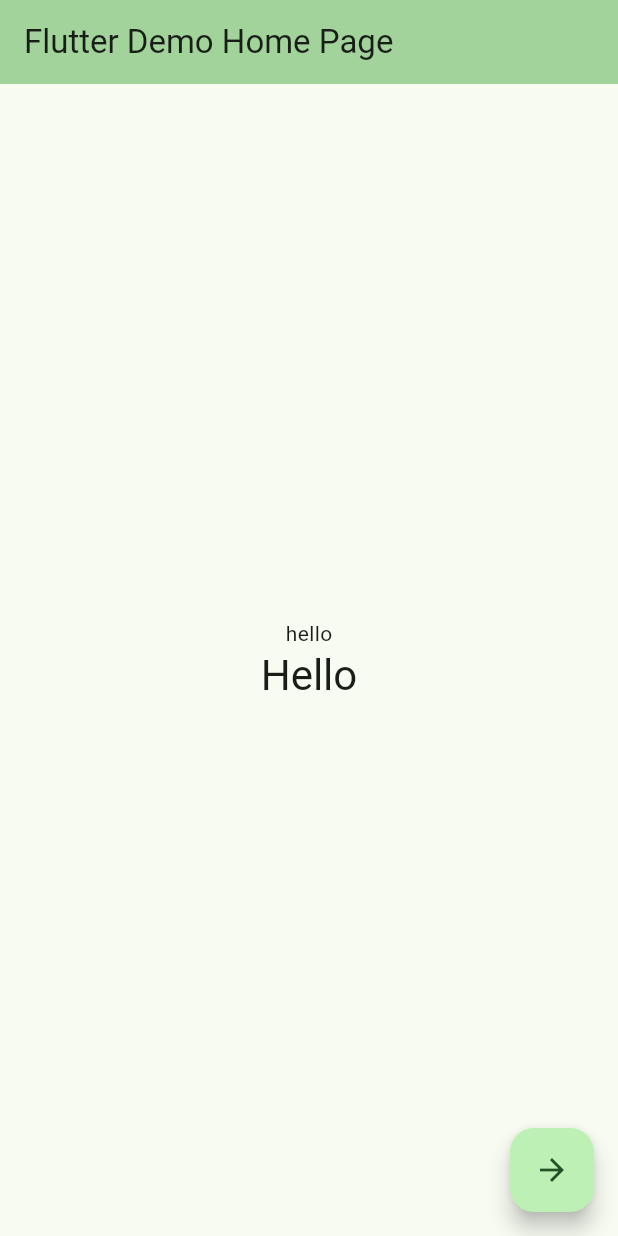
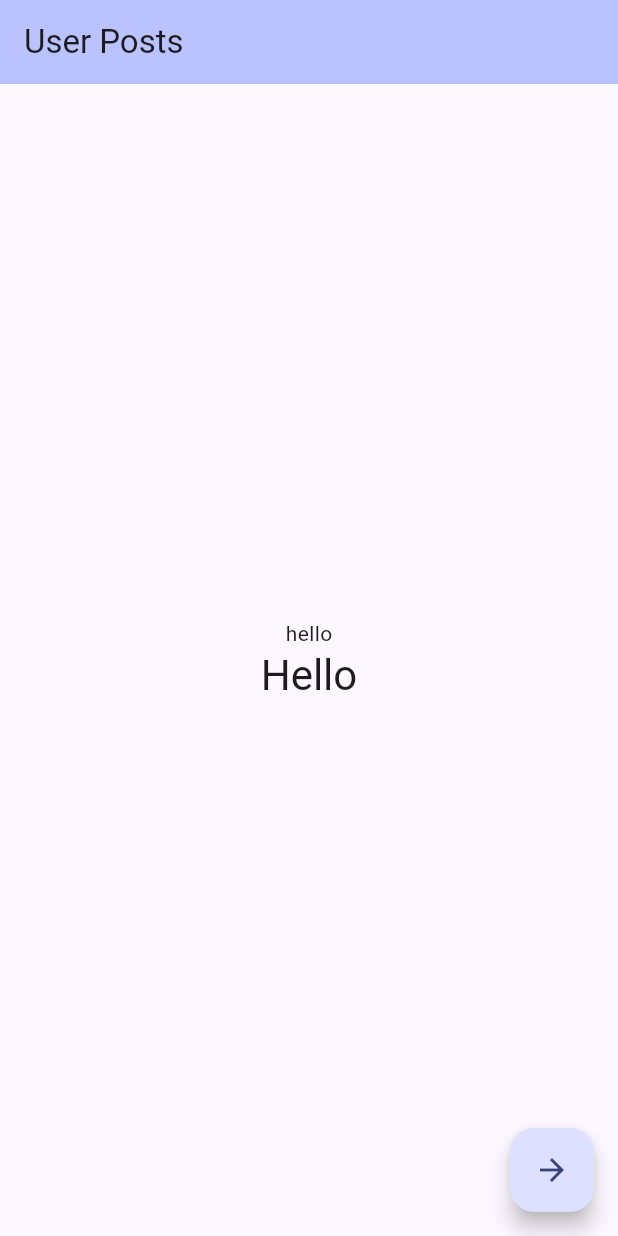
Before and after one commit to joel021/user_crud_flutter, a Flutter app: the screen it shows after launch, on a phone screen of 412 x 824 dp. Run offline on Flutter 3.47's test engine with Material 3 defaults, Android fonts, the phone set to English and light mode, and no system bars.

Commit message:
add simple list of Posts

```diff
--- /dev/null
+++ b/lib/components/colors.dart
@@ -0,0 +1,9 @@
+import 'package:flutter/material.dart';
+
+Color primaryBlue() {
+  return const Color.fromARGB(255, 0, 60, 255);
+}
+
+Color secundaryBlue() {
+  return const Color.fromARGB(255, 60, 106, 255);
+}
--- a/lib/config/routes.dart
+++ b/lib/config/routes.dart
@@ -0,0 +1,5 @@
+class Routes {
+  static const String LIST_POSTS = "/LIST_POSTS";
+  static const String ADD_POST = "/ADD_POST";
+  static const String ADD_COMMENT = "/ADD_COMMENT";
+}
--- a/lib/main.dart
+++ b/lib/main.dart
@@ -1,5 +1,9 @@
 import 'package:flutter/material.dart';
-import 'package:user_crud_flutter/main_page_widget.dart';
+import 'package:provider/provider.dart';
+import 'package:user_crud_flutter/components/colors.dart';
+import 'package:user_crud_flutter/config/routes.dart';
+import 'package:user_crud_flutter/views/list_posts/list_posts.dart';
+import 'package:user_crud_flutter/views/list_posts/list_posts_state.dart';
 
 void main() {
   runApp(const MyApp());
@@ -10,13 +14,47 @@ class MyApp extends StatelessWidget {
 
   @override
   Widget build(BuildContext context) {
-    return MaterialApp(
-      title: 'Flutter Demo',
-      theme: ThemeData(
-        colorScheme: ColorScheme.fromSeed(seedColor: Colors.green),
-        useMaterial3: true,
+    return MultiProvider(
+      providers: [ChangeNotifierProvider(create: (_) => ListPostsState())],
+      child: MaterialApp(
+        title: 'User Posts',
+        theme: ThemeData(
+          colorScheme: ColorScheme.fromSeed(seedColor: primaryBlue()),
+          useMaterial3: true,
+        ),
+        home: const MyHomePageState(),
+        routes: {Routes.LIST_POSTS: (context) => const ListPosts()},
       ),
-      home: MyHomePageState(title: 'Flutter Demo Home Page'),
     );
   }
 }
+
+class MyHomePageState extends StatelessWidget {
+  const MyHomePageState({Key? key}) : super(key: key);
+
+  @override
+  Widget build(BuildContext context) {
+    return Scaffold(
+      appBar: AppBar(
+        backgroundColor: Theme.of(context).colorScheme.inversePrimary,
+        title: const Text("User Posts"),
+      ),
+      body: Center(
+        child: Column(
+          mainAxisAlignment: MainAxisAlignment.center,
+          children: <Widget>[
+            const Text('hello'),
+            Text('Hello', style: Theme.of(context).textTheme.headlineMedium),
+          ],
+        ),
+      ),
+      floatingActionButton: FloatingActionButton(
+        onPressed: () {
+          Navigator.of(context).pushNamed(Routes.LIST_POSTS);
+        },
+        tooltip: 'Increment',
+        child: const Icon(Icons.arrow_forward),
+      ),
+    );
+  }
+}
--- a/lib/main_page_widget.dart
+++ /dev/null
@@ -1,42 +0,0 @@
-import 'package:flutter/material.dart';
-import 'package:user_crud_flutter/views/list_posts/list_posts.dart';
-
-class MyHomePageState extends StatelessWidget {
-  String title;
-
-  MyHomePageState({Key? key, required this.title}) : super(key: key);
-
-  @override
-  Widget build(BuildContext context) {
-    return Scaffold(
-      appBar: AppBar(
-        backgroundColor: Theme.of(context).colorScheme.inversePrimary,
-        title: Text(title),
-      ),
-      body: Center(
-        child: Column(
-          mainAxisAlignment: MainAxisAlignment.center,
-          children: <Widget>[
-            Text(
-              'hello',
-            ),
-            Text(
-              'Hello',
-              style: Theme.of(context).textTheme.headlineMedium,
-            ),
-          ],
-        ),
-      ),
-      floatingActionButton: FloatingActionButton(
-        onPressed: () {
-          Navigator.push(
-            context,
-            MaterialPageRoute(builder: (context) => const ListPosts()),
-          );
-        },
-        tooltip: 'Increment',
-        child: const Icon(Icons.arrow_forward),
-      ),
-    );
-  }
-}
--- a/pubspec.yaml
+++ b/pubspec.yaml
@@ -37,6 +37,7 @@ dependencies:
   cupertino_icons: ^1.0.2
   http: ^1.2.0
   mocktail: ^1.0.3
+  provider: ^6.1.1
 
 dev_dependencies:
   flutter_test:
```
Also changed, not shown: lib/components/layouts.dart (added, +16 -0 lines), lib/main_state.dart (deleted, +0 -12 lines), lib/views/add_comment/add_comment_args.dart (added, +7 -0 lines), lib/views/list_posts/list_posts.dart (+85 -1 lines), lib/views/list_posts/list_posts_state.dart (+13 -9 lines), pubspec.lock, 1 other file.
